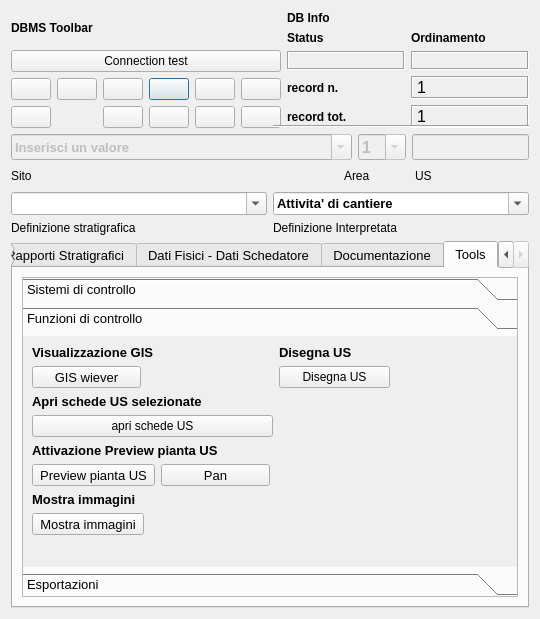
Before: the Qt Designer form pyarchinit/modules/gui/pyarchinit_US_ui.ui in pyarchinit/pyarchinit_218, drawn with Qt 5.
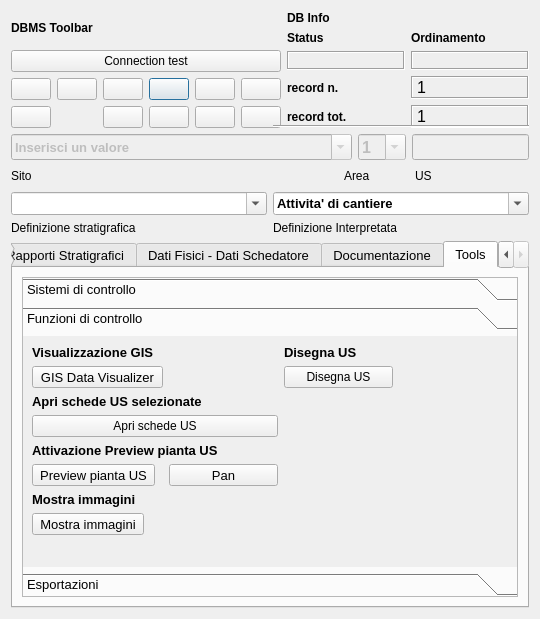
After: the same form once the commit is applied. The open tabs and pages were chosen to show the change. Icons and pictures are not drawn.

```diff
--- a/pyarchinit/modules/gui/pyarchinit_US_ui.ui
+++ b/pyarchinit/modules/gui/pyarchinit_US_ui.ui
@@ -2140,7 +2140,7 @@
               <string/>
              </property>
              <property name="text">
-              <string>GIS wiever</string>
+              <string>GIS Data Visualizer</string>
              </property>
              <property name="icon">
               <iconset resource="resources.qrc">
@@ -2187,7 +2187,7 @@
               <string>Show Selcted Features</string>
              </property>
              <property name="text">
-              <string>apri schede US</string>
+              <string>Apri schede US</string>
              </property>
              <property name="icon">
               <iconset resource="resources.qrc">
```
Left out of the diff: 6 changed lines with no effect on the pictures.
